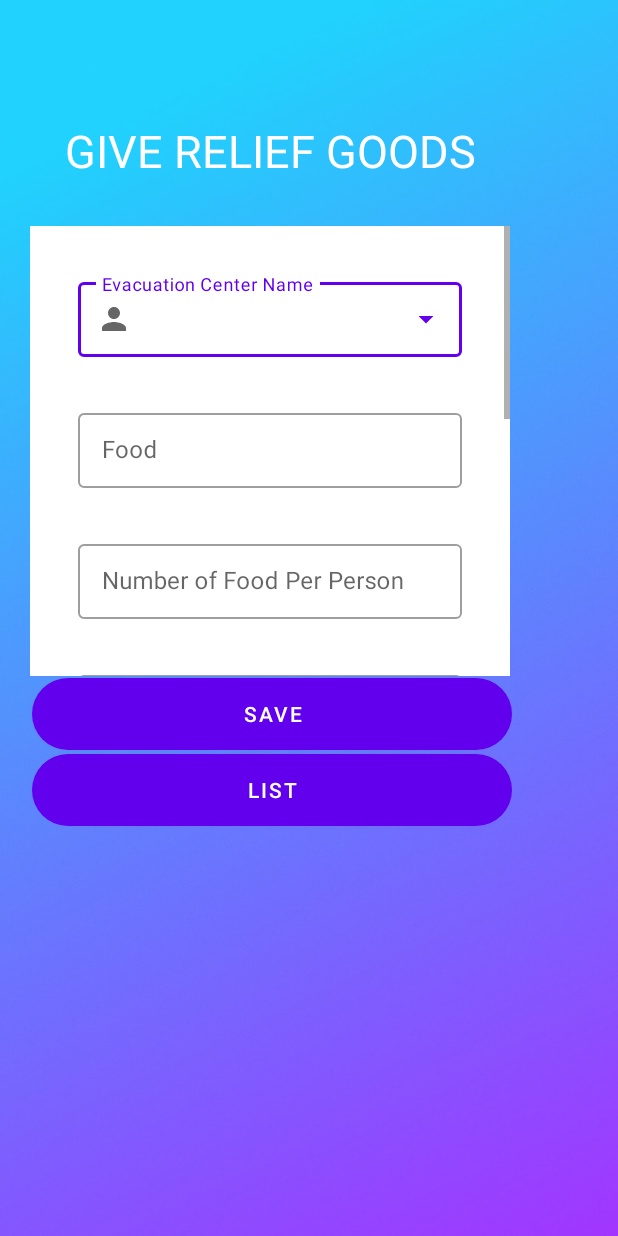
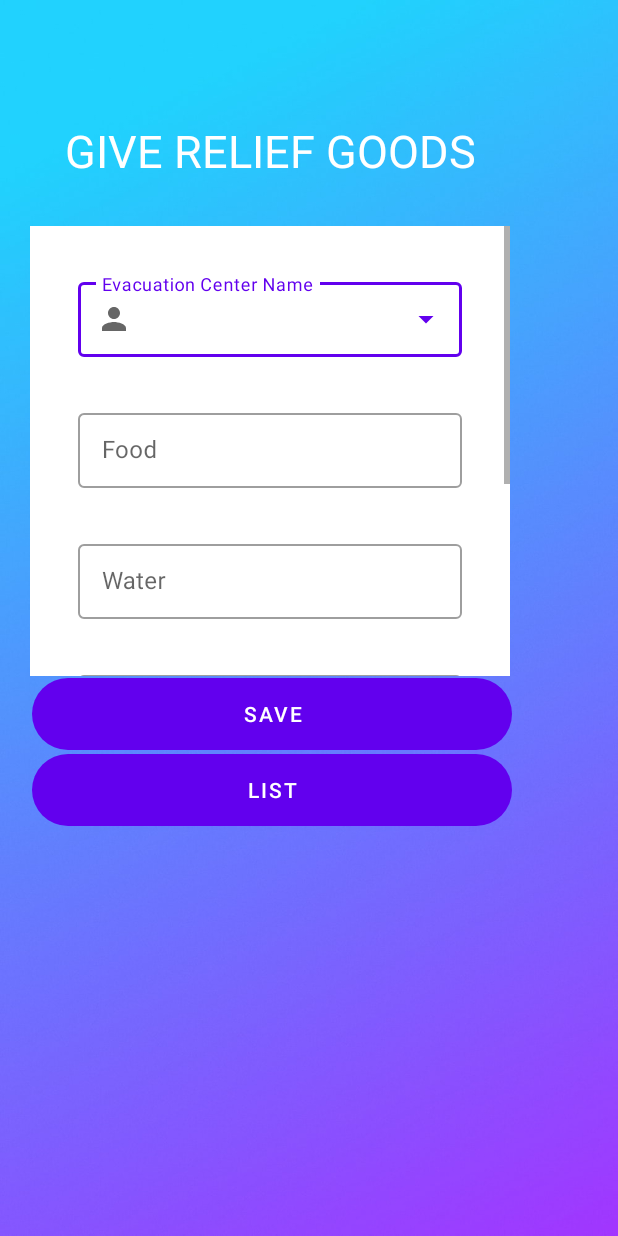
Before and after one commit to EarlFrancis123/EvacuationApp, an Android app: the AddReliefGoodsActivity screen opened directly, with no data from a screen before it, on a phone screen of 412 x 824 dp. Run offline under Robolectric (Android 15) with nearby library versions, the phone set to English and light mode, and no system bars; our stand-ins replace Firebase (no records; nobody signed in at launch, a user with empty details on screens opened directly).

Commit message:
Final APP 06/13/2022

```diff
--- a/app/src/main/java/com/evacuationapp/finalevacuationapp/AddReliefGoodsActivity.java
+++ b/app/src/main/java/com/evacuationapp/finalevacuationapp/AddReliefGoodsActivity.java
@@ -27,10 +27,13 @@ import java.util.ArrayList;
 public class AddReliefGoodsActivity extends AppCompatActivity {
     DatabaseReference databaseReference,databaseReference2;
     FirebaseDatabase firebaseDatabase;
-    EditText  EdAddReliefGoodsFood, EdAddReliefGoodsFoodPerPerson,EdAddReliefGoodsWater,EdAddReliefGoodsWaterPerPerson,EdAddReliefGoodsSponsor,EdAddReliefGoodsDate,EdAddReliefGoodsMealFor;
+    EditText  EdAddReliefGoodsFood, EdAddReliefGoodsOthers,EdAddReliefGoodsWater,EdAddReliefGoodsWaterPerPerson,EdAddReliefGoodsSponsor,EdAddReliefGoodsDate,EdAddReliefGoodsMealFor;
     Button btnSave,btnList;
     AutoCompleteTextView EdAddReliefGoodsEvacuationName ;
     ArrayAdapter<String> adapterItems;
+
+
+
     @Override
     protected void onCreate(Bundle savedInstanceState) {
         super.onCreate(savedInstanceState);
@@ -38,15 +41,12 @@ public class AddReliefGoodsActivity extends AppCompatActivity {
         firebaseDatabase = FirebaseDatabase.getInstance();
         EdAddReliefGoodsEvacuationName = findViewById(R.id.edAddReliefGoodsEvacuationName);
         EdAddReliefGoodsFood = findViewById(R.id.edAddReliefGoodsFood);
-        EdAddReliefGoodsFoodPerPerson = findViewById(R.id.edAddReliefGoodsFoodPerPerson);
         EdAddReliefGoodsWater = findViewById(R.id.edAddReliefGoodsWater);
-        EdAddReliefGoodsWaterPerPerson = findViewById(R.id.edAddReliefGoodsWaterPerPerson);
         EdAddReliefGoodsSponsor = findViewById(R.id.edAddReliefGoodsSponsor);
         EdAddReliefGoodsDate = findViewById(R.id.edAddReliefGoodsDate);
-        EdAddReliefGoodsMealFor= findViewById(R.id.edAddReliefGoodsMealFor);
         btnSave = findViewById(R.id.btnSave);
         btnList = findViewById(R.id.btnlist);
-
+        EdAddReliefGoodsOthers = findViewById(R.id.edAddReliefGoodsOthers);
         databaseReference2=firebaseDatabase.getReference().child("evacuation");
         databaseReference2.addValueEventListener(new ValueEventListener() {
             @Override
@@ -79,12 +79,11 @@ public class AddReliefGoodsActivity extends AppCompatActivity {
 
                 if(TextUtils.isEmpty(EdAddReliefGoodsEvacuationName.getText().toString())
                         && TextUtils.isEmpty(EdAddReliefGoodsFood.getText().toString())
-                        && TextUtils.isEmpty(EdAddReliefGoodsFoodPerPerson.getText().toString())
                         && TextUtils.isEmpty(EdAddReliefGoodsWater.getText().toString())
-                        && TextUtils.isEmpty(EdAddReliefGoodsWaterPerPerson.getText().toString())
+                        && TextUtils.isEmpty(EdAddReliefGoodsOthers.getText().toString())
                         && TextUtils.isEmpty(EdAddReliefGoodsSponsor.getText().toString())
                         && TextUtils.isEmpty(EdAddReliefGoodsDate.getText().toString())
-                        && TextUtils.isEmpty(EdAddReliefGoodsMealFor.getText().toString())){
+                     ){
                     Toast.makeText(getApplicationContext()
                             , "Please Input Value", Toast.LENGTH_LONG).show();
                 }
@@ -94,12 +93,10 @@ public class AddReliefGoodsActivity extends AppCompatActivity {
 
                     places.setAddReliefGoodsEvacuationName(EdAddReliefGoodsEvacuationName.getText().toString());
                     places.setAddReliefGoodsFood(EdAddReliefGoodsFood.getText().toString());
-                    places.setAddReliefGoodsFoodPerPerson(EdAddReliefGoodsFoodPerPerson.getText().toString());
                     places.setAddReliefGoodsWater(EdAddReliefGoodsWater.getText().toString());
-                    places.setAddReliefGoodsWaterPerPerson(EdAddReliefGoodsWaterPerPerson.getText().toString());
+                    places.setAddReliefGoodsOthers(EdAddReliefGoodsOthers.getText().toString());
                     places.setAddReliefGoodsSponsor(EdAddReliefGoodsSponsor.getText().toString());
                     places.setAddReliefGoodsDate(EdAddReliefGoodsDate.getText().toString());
-                    places.setAddReliefGoodsMealFor(EdAddReliefGoodsMealFor.getText().toString());
 
 
 
@@ -110,13 +107,12 @@ public class AddReliefGoodsActivity extends AppCompatActivity {
 
                 EdAddReliefGoodsEvacuationName.setText("");
                 EdAddReliefGoodsFood.setText("");
-                EdAddReliefGoodsFoodPerPerson.setText("");
                 EdAddReliefGoodsWater.setText("");
-                EdAddReliefGoodsWaterPerPerson.setText("");
                 EdAddReliefGoodsSponsor.setText("");
+                    EdAddReliefGoodsOthers.setText("");
                 EdAddReliefGoodsDate.setText("");
-                EdAddReliefGoodsMealFor.setText("");
-                startActivity(new Intent(AddReliefGoodsActivity.this , ListAddedReliefGoodsActivity.class));
+
+
                 }
             }
         });
@@ -127,4 +123,9 @@ public class AddReliefGoodsActivity extends AppCompatActivity {
             }
         });
     }
+    public void openDialog() {
+        ExampleDialog exampleDialog = new ExampleDialog();
+        exampleDialog.show(getSupportFragmentManager(), "example dialog");
+    }
+
 }
--- a/app/src/main/java/com/evacuationapp/finalevacuationapp/SignUpActivity.java
+++ b/app/src/main/java/com/evacuationapp/finalevacuationapp/SignUpActivity.java
@@ -79,7 +79,7 @@ public class SignUpActivity extends AppCompatActivity {
                                 root.push().setValue(userMap);
 
                                 Toast.makeText(SignUpActivity.this, "REgistered Successfully !!", Toast.LENGTH_SHORT).show();
-                                startActivity(new Intent(SignUpActivity.this , SetUpActivity.class));
+                                startActivity(new Intent(SignUpActivity.this , SignInActivity.class));
                                 finish();
                             }else{
                                 Toast.makeText(SignUpActivity.this, task.getException().getMessage(), Toast.LENGTH_SHORT).show();
--- a/app/src/main/java/com/evacuationapp/finalevacuationapp/StaffNotifyAllEvacueeActivity.java
+++ b/app/src/main/java/com/evacuationapp/finalevacuationapp/StaffNotifyAllEvacueeActivity.java
@@ -84,12 +84,12 @@ public class StaffNotifyAllEvacueeActivity extends AppCompatActivity {
     private void sendMessage() {
         String sMessage = MessageED.getText().toString().trim();
 
-        Query countQuery5 = databaseReference2.child("evacuee");
+        Query countQuery5 = databaseReference2.child("User");
         countQuery5.addValueEventListener(new ValueEventListener() {
             @Override
             public void onDataChange(@NonNull DataSnapshot snapshot) {
                 for (DataSnapshot dataSnapshot2 : snapshot.getChildren()) {
-                    String value = String.valueOf(dataSnapshot2.child("contactInfo").getValue());
+                    String value = String.valueOf(dataSnapshot2.child("number").getValue());
 
 
 
--- a/app/src/main/java/com/evacuationapp/finalevacuationapp/UserHomeActivity.java
+++ b/app/src/main/java/com/evacuationapp/finalevacuationapp/UserHomeActivity.java
@@ -158,7 +158,7 @@ public class UserHomeActivity extends AppCompatActivity {
                             return true;
 
                         case R.id.nearest:
-                            startActivity(new Intent(getApplicationContext(),GetLatLong.class));
+                            startActivity(new Intent(getApplicationContext(),UserNearestEvacuationActivity2.class));
                             overridePendingTransition(0,0);
                             return true;
 
--- a/app/src/main/java/com/evacuationapp/finalevacuationapp/UserSearchEvacueeActivity.java
+++ b/app/src/main/java/com/evacuationapp/finalevacuationapp/UserSearchEvacueeActivity.java
@@ -71,7 +71,7 @@ public class UserSearchEvacueeActivity extends AppCompatActivity {
                         return true;
 
                     case R.id.nearest:
-                        startActivity(new Intent(getApplicationContext(), GetLatLong.class));
+                        startActivity(new Intent(getApplicationContext(), UserNearestEvacuationActivity2.class));
                         overridePendingTransition(0, 0);
                         return true;
 
--- a/app/src/main/java/com/evacuationapp/finalevacuationapp/UserSignUpActivity.java
+++ b/app/src/main/java/com/evacuationapp/finalevacuationapp/UserSignUpActivity.java
@@ -77,7 +77,7 @@ public class UserSignUpActivity extends AppCompatActivity {
 
                                     root.push().setValue(userMap);
                                 Toast.makeText(UserSignUpActivity.this, "REgistered Successfully !!", Toast.LENGTH_SHORT).show();
-                                startActivity(new Intent(UserSignUpActivity.this , UserSetUpActivity.class));
+                                startActivity(new Intent(UserSignUpActivity.this , UserSignInActivity.class));
                                 finish();
                             }else{
                                 Toast.makeText(UserSignUpActivity.this, task.getException().getMessage(), Toast.LENGTH_SHORT).show();
--- a/app/src/main/res/layout/activity_add_relief_goods.xml
+++ b/app/src/main/res/layout/activity_add_relief_goods.xml
@@ -68,23 +68,6 @@
             </com.google.android.material.textfield.TextInputLayout>
 
             <com.google.android.material.textfield.TextInputLayout
-                android:id="@+id/evacueeMnameLO2"
-                style="@style/Widget.MaterialComponents.TextInputLayout.OutlinedBox"
-                android:layout_width="match_parent"
-                android:layout_height="wrap_content"
-                android:layout_marginStart="32dp"
-                android:layout_marginTop="32dp"
-                android:layout_marginEnd="32dp"
-                android:hint="Number of Food Per Person">
-
-
-                <com.google.android.material.textfield.TextInputEditText
-                    android:id="@+id/edAddReliefGoodsFoodPerPerson"
-                    android:layout_width="match_parent"
-                    android:layout_height="50dp" />
-            </com.google.android.material.textfield.TextInputLayout>
-
-            <com.google.android.material.textfield.TextInputLayout
                 android:id="@+id/evacueeMnameLO1"
                 style="@style/Widget.MaterialComponents.TextInputLayout.OutlinedBox"
                 android:layout_width="match_parent"
@@ -100,19 +83,20 @@
                     android:layout_width="match_parent"
                     android:layout_height="50dp" />
             </com.google.android.material.textfield.TextInputLayout>
+
             <com.google.android.material.textfield.TextInputLayout
-                android:id="@+id/evacueeMnameLO32"
+                android:id="@+id/evacueeMnameLO123"
                 style="@style/Widget.MaterialComponents.TextInputLayout.OutlinedBox"
                 android:layout_width="match_parent"
                 android:layout_height="wrap_content"
                 android:layout_marginStart="32dp"
                 android:layout_marginTop="32dp"
                 android:layout_marginEnd="32dp"
-                android:hint="Number of Water Per Person">
+                android:hint="Others">
 
 
                 <com.google.android.material.textfield.TextInputEditText
-                    android:id="@+id/edAddReliefGoodsWaterPerPerson"
+                    android:id="@+id/edAddReliefGoodsOthers"
                     android:layout_width="match_parent"
                     android:layout_height="50dp" />
             </com.google.android.material.textfield.TextInputLayout>
@@ -149,22 +133,7 @@
                     android:layout_width="match_parent"
                     android:layout_height="50dp" />
             </com.google.android.material.textfield.TextInputLayout>
-            <com.google.android.material.textfield.TextInputLayout
-                android:id="@+id/evacueeMnameLO1223"
-                style="@style/Widget.MaterialComponents.TextInputLayout.OutlinedBox"
-                android:layout_width="match_parent"
-                android:layout_height="wrap_content"
-                android:layout_marginStart="32dp"
-                android:layout_marginTop="32dp"
-                android:layout_marginEnd="32dp"
-                android:hint="Meal For">
 
-
-                <com.google.android.material.textfield.TextInputEditText
-                    android:id="@+id/edAddReliefGoodsMealFor"
-                    android:layout_width="match_parent"
-                    android:layout_height="50dp" />
-            </com.google.android.material.textfield.TextInputLayout>
 
 
         </LinearLayout>
--- a/app/src/main/res/layout/activity_staff_notify_all_evacuee.xml
+++ b/app/src/main/res/layout/activity_staff_notify_all_evacuee.xml
@@ -23,7 +23,7 @@
         android:layout_width="wrap_content"
         android:layout_height="wrap_content"
         android:fontFamily="serif"
-        android:text="Notify Evacuee"
+        android:text="Notify"
         android:textColor="#090808"
         android:textSize="24sp"
         app:layout_constraintBottom_toBottomOf="parent"
--- a/app/src/main/res/layout/places_layout_evacuation.xml
+++ b/app/src/main/res/layout/places_layout_evacuation.xml
@@ -19,8 +19,8 @@
 
     <TextView
         android:id="@+id/txtCity"
-        android:layout_width="280dp"
-        android:layout_height="230dp"
+        android:layout_width="277dp"
+        android:layout_height="263dp"
         android:layout_marginLeft="120dp"
         android:layout_marginTop="4dp"
         android:gravity="center_vertical"
--- a/app/src/main/res/menu/main_menu.xml
+++ b/app/src/main/res/menu/main_menu.xml
@@ -6,7 +6,7 @@
         android:title="Relief Goods" />
     <item
         android:id="@+id/notify_menu"
-        android:title="Notify Evacuee" />
+        android:title="Notify" />
     <item
         android:id="@+id/reports_menu"
         android:title="Reports" />
--- a/app/src/main/res/mipmap-anydpi-v26/ic_launcher.xml
+++ b/app/src/main/res/mipmap-anydpi-v26/ic_launcher.xml
@@ -1,5 +1,5 @@
 <?xml version="1.0" encoding="utf-8"?>
 <adaptive-icon xmlns:android="http://schemas.android.com/apk/res/android">
-    <background android:drawable="@drawable/ic_launcher_background" />
-    <foreground android:drawable="@drawable/ic_launcher_foreground" />
+    <background android:drawable="@drawable/logo" />
+    <foreground android:drawable="@drawable/logo" />
 </adaptive-icon>
--- a/app/src/main/res/mipmap-anydpi-v26/ic_launcher_round.xml
+++ b/app/src/main/res/mipmap-anydpi-v26/ic_launcher_round.xml
@@ -1,5 +1,5 @@
 <?xml version="1.0" encoding="utf-8"?>
 <adaptive-icon xmlns:android="http://schemas.android.com/apk/res/android">
-    <background android:drawable="@drawable/ic_launcher_background" />
-    <foreground android:drawable="@drawable/ic_launcher_foreground" />
+    <background android:drawable="@drawable/logo" />
+    <foreground android:drawable="@drawable/logo" />
 </adaptive-icon>
```
Also changed, not shown: app/src/main/java/com/evacuationapp/finalevacuationapp/ExampleDialog.java (added, +28 -0 lines), app/src/main/java/com/evacuationapp/finalevacuationapp/ListFragment.java (+12 -2 lines), app/src/main/java/com/evacuationapp/finalevacuationapp/ReliefGoodsGettersSetters.java (+7 -1 lines), app/src/main/java/com/evacuationapp/finalevacuationapp/SignInActivity.java (+7 -1 lines), app/src/main/java/com/evacuationapp/finalevacuationapp/StaffViewReportsActivityALLMaleAndFemale.java (+10 -65 lines), app/src/main/java/com/evacuationapp/finalevacuationapp/UserRescueActivity.java (+7 -6 lines), app/src/main/java/com/evacuationapp/finalevacuationapp/UserSignInActivity.java (+7 -3 lines), app/src/main/res/layout/activity_staff_view_reports_allmale_and_female.xml (+1 -53 lines).
